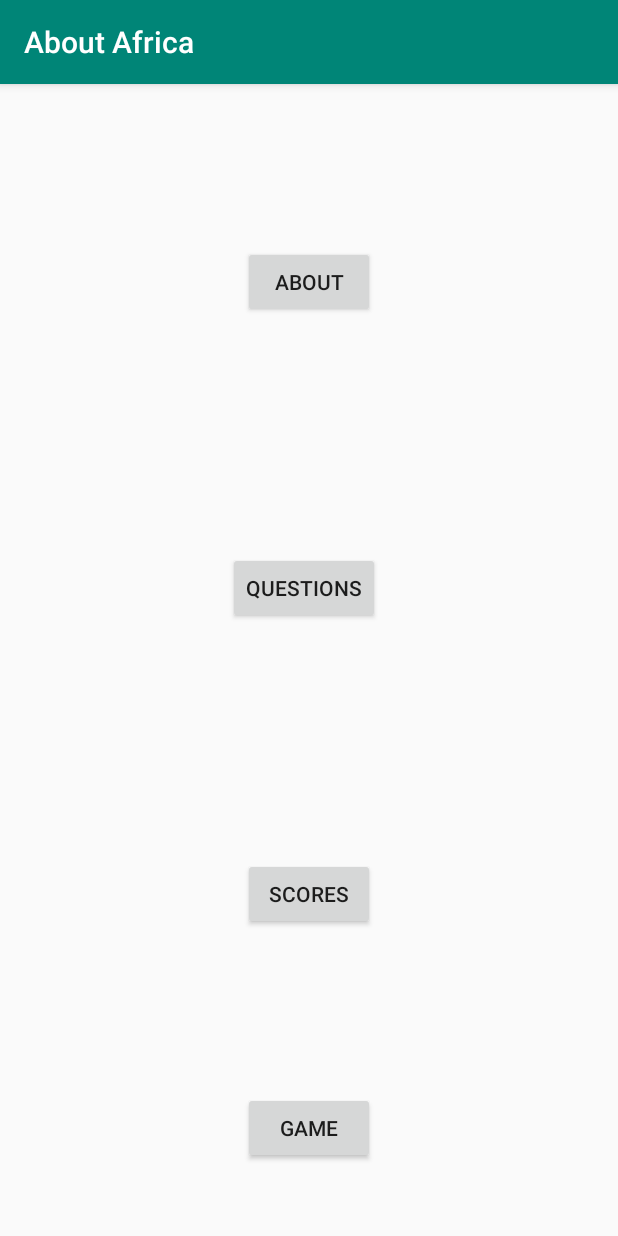
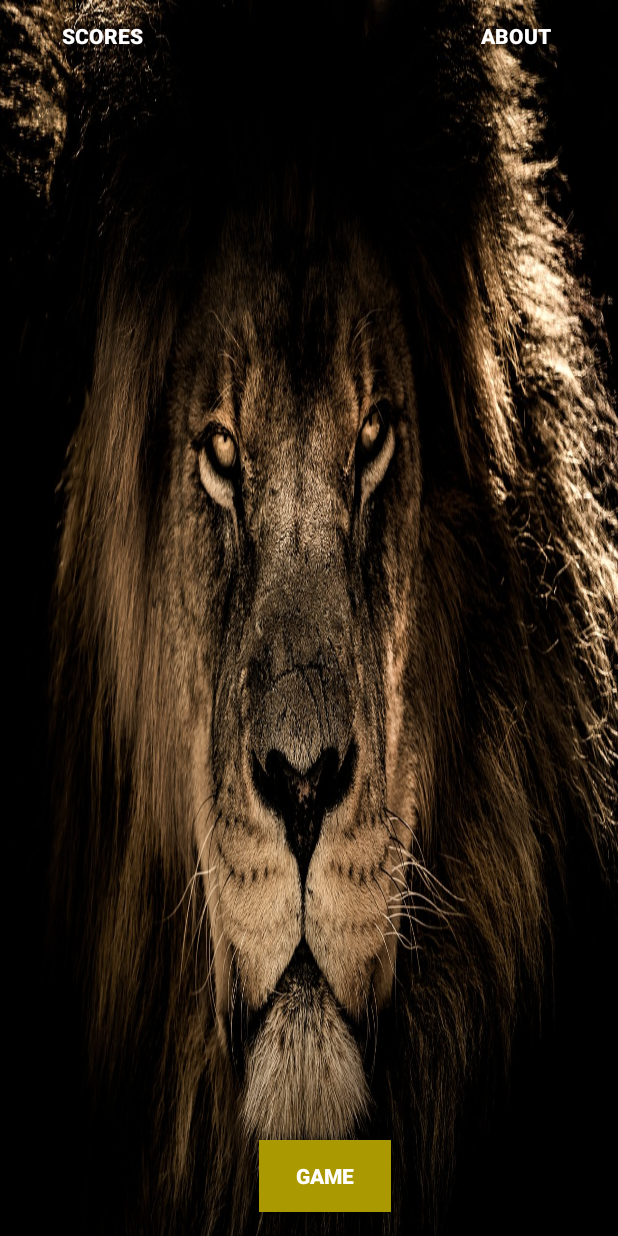
Before and after one commit to TshepzMogapi/aad-team-51-animation-challenge, an Android app: the MainFragment screen opened through its navigation route, on a phone screen of 412 x 824 dp. Run offline under Robolectric (Android 15) with nearby library versions, the phone set to English and light mode, and no system bars.

Commit message:
Made some UI improvements.

```diff
--- a/app/src/main/AndroidManifest.xml
+++ b/app/src/main/AndroidManifest.xml
@@ -8,7 +8,7 @@
         android:label="@string/app_name"
         android:roundIcon="@mipmap/ic_launcher_round"
         android:supportsRtl="true"
-        android:theme="@style/AppTheme">
+        android:theme="@style/Theme.AppCompat.NoActionBar">
         <activity android:name=".MainActivity">
             <intent-filter>
                 <action android:name="android.intent.action.MAIN" />
--- a/app/src/main/java/com/example/aad_team_51_animation_challenge/MainActivity.java
+++ b/app/src/main/java/com/example/aad_team_51_animation_challenge/MainActivity.java
@@ -1,6 +1,8 @@
 package com.example.aad_team_51_animation_challenge;
 
 import android.os.Bundle;
+import android.view.Window;
+import android.view.WindowManager;
 import androidx.appcompat.app.AppCompatActivity;
 
 public class MainActivity extends AppCompatActivity {
--- a/app/src/main/java/com/example/aad_team_51_animation_challenge/MainFragment.java
+++ b/app/src/main/java/com/example/aad_team_51_animation_challenge/MainFragment.java
@@ -11,6 +11,7 @@ import androidx.fragment.app.Fragment;
 import androidx.navigation.NavController;
 import androidx.navigation.Navigation;
 
+//Background Image by <a href="https://pixabay.com/users/IanZA-2026973/?utm_source=link-attribution&amp;utm_medium=referral&amp;utm_campaign=image&amp;utm_content=2888519">Ian Lindsay</a> from <a href="https://pixabay.com/?utm_source=link-attribution&amp;utm_medium=referral&amp;utm_campaign=image&amp;utm_content=2888519">Pixabay</a>
 
 public class MainFragment extends Fragment {
 
--- a/app/src/main/res/layout/fragment_main.xml
+++ b/app/src/main/res/layout/fragment_main.xml
@@ -5,54 +5,70 @@
     android:id="@+id/mainFragmentLayout"
     android:layout_width="match_parent"
     android:layout_height="match_parent"
+    android:background="@drawable/african_lion"
     tools:context=".MainFragment">
-
-    <!-- TODO: Update blank fragment layout -->
 
     <Button
         android:id="@+id/button_game"
-        android:layout_width="wrap_content"
-        android:layout_height="wrap_content"
-        android:layout_marginBottom="48dp"
-        android:text="Game"
+        android:layout_width="88dp"
+        android:layout_height="48dp"
+        android:layout_marginStart="24dp"
+        android:layout_marginEnd="24dp"
+        android:layout_marginBottom="16dp"
+        android:background="#AA9900"
+        android:textStyle="bold"
+        android:text="@string/game"
         app:layout_constraintBottom_toBottomOf="parent"
         app:layout_constraintEnd_toEndOf="parent"
+        app:layout_constraintHorizontal_bias="0.538"
         app:layout_constraintStart_toStartOf="parent" />
 
     <Button
         android:id="@+id/button_questions"
-        android:layout_width="wrap_content"
-        android:layout_height="wrap_content"
+        android:layout_width="100dp"
+        android:layout_height="48dp"
+        android:layout_marginStart="24dp"
         android:layout_marginTop="48dp"
+        android:layout_marginEnd="24dp"
         android:layout_marginBottom="48dp"
-        android:text="Questions"
+        android:background="@android:color/transparent"
+        android:textColor="@android:color/white"
+        android:textStyle="bold"
+        android:text="@string/questions"
         app:layout_constraintBottom_toTopOf="@+id/button_scores"
         app:layout_constraintEnd_toEndOf="parent"
-        app:layout_constraintHorizontal_bias="0.49"
+        app:layout_constraintHorizontal_bias="0.517"
         app:layout_constraintStart_toStartOf="parent"
-        app:layout_constraintTop_toBottomOf="@+id/button_about" />
+        app:layout_constraintTop_toBottomOf="@+id/button_about"
+        app:layout_constraintVertical_bias="0.504" />
 
     <Button
         android:id="@+id/button_scores"
-        android:layout_width="wrap_content"
-        android:layout_height="wrap_content"
-        android:layout_marginTop="48dp"
-        android:layout_marginBottom="48dp"
-        android:text="Scores"
-        app:layout_constraintBottom_toTopOf="@+id/button_game"
+        android:layout_width="88dp"
+        android:layout_height="48dp"
+        android:layout_marginStart="24dp"
+        android:layout_marginEnd="24dp"
+        android:background="@android:color/transparent"
+        android:textColor="@android:color/white"
+        android:textStyle="bold"
+        android:text="@string/scores"
         app:layout_constraintEnd_toEndOf="parent"
+        app:layout_constraintHorizontal_bias="0.0"
         app:layout_constraintStart_toStartOf="parent"
-        app:layout_constraintTop_toBottomOf="@+id/button_questions" />
+        app:layout_constraintTop_toTopOf="parent" />
 
     <Button
         android:id="@+id/button_about"
-        android:layout_width="wrap_content"
-        android:layout_height="wrap_content"
-        android:layout_marginTop="48dp"
-        android:layout_marginBottom="48dp"
-        android:text="About"
-        app:layout_constraintBottom_toTopOf="@+id/button_questions"
+        android:layout_width="88dp"
+        android:layout_height="48dp"
+        android:layout_marginStart="24dp"
+        android:layout_marginEnd="24dp"
+        android:background="@android:color/transparent"
+        android:textColor="@android:color/white"
+        android:textStyle="bold"
+        android:text="@string/about"
         app:layout_constraintEnd_toEndOf="parent"
+        app:layout_constraintHorizontal_bias="1.0"
         app:layout_constraintStart_toStartOf="parent"
         app:layout_constraintTop_toTopOf="parent" />
 
--- a/app/src/main/res/layout/fragment_welcome.xml
+++ b/app/src/main/res/layout/fragment_welcome.xml
@@ -6,6 +6,7 @@
     android:layout_width="match_parent"
     android:layout_height="match_parent"
     android:layout_centerHorizontal="true"
+    android:background="@android:color/darker_gray"
     tools:context=".WelcomeFragment">
 
     <!-- TODO: Update blank fragment layout -->
@@ -38,4 +39,18 @@
         app:layout_constraintTop_toTopOf="parent"
         app:layout_constraintVertical_bias="1.0" />
 
+    <TextView
+        android:id="@+id/textView"
+        android:layout_width="wrap_content"
+        android:layout_height="wrap_content"
+        android:layout_marginStart="16dp"
+        android:layout_marginTop="8dp"
+        android:layout_marginEnd="16dp"
+        android:text="@string/game_title"
+        android:textStyle="bold"
+        android:textSize="20sp"
+        app:layout_constraintEnd_toEndOf="parent"
+        app:layout_constraintStart_toStartOf="parent"
+        app:layout_constraintTop_toTopOf="parent" />
+
 </androidx.constraintlayout.widget.ConstraintLayout>
--- a/app/src/main/res/values/strings.xml
+++ b/app/src/main/res/values/strings.xml
@@ -3,4 +3,9 @@
     <string name="hello_blank_fragment">Hello blank fragment</string>
     <string name="string_continue">Continue</string>
     <string name="string_welcome_fragment">Welcome Fragment</string>
+    <string name="about">About</string>
+    <string name="scores">Scores</string>
+    <string name="questions">Questions</string>
+    <string name="game">Game</string>
+    <string name="game_title">This is Africa - Do you know it?</string>
 </resources>
```
Also changed, not shown: app/src/main/res/drawable/african_lion.jpg (added).
